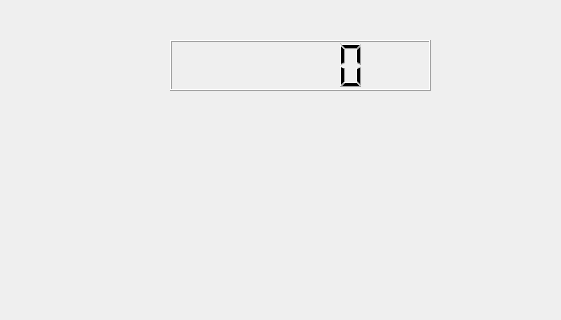
First picture: the form in mainwindow.ui, repository dermesser/StockGame, before the edit; both pictures show x 280 to 841 and y 0 to 320 of the 1095 by 488 pixel window.
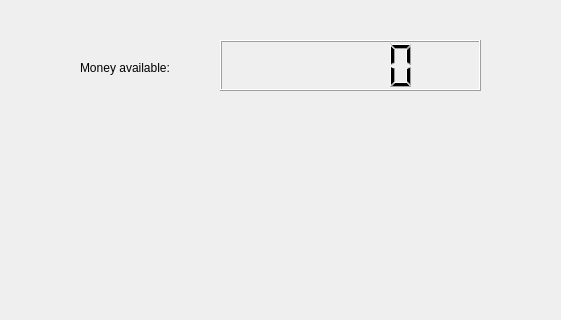
Second picture: the form after the edit. Custom widgets are drawn as their Qt base class.

Commit message: Fixed bug; could not sell shares down to 0

What changed in the file:
```diff
--- a/mainwindow.ui
+++ b/mainwindow.ui
@@ -27,7 +27,7 @@
    <widget class="QLCDNumber" name="lcdMoney">
     <property name="geometry">
      <rect>
-      <x>450</x>
+      <x>500</x>
       <y>40</y>
       <width>261</width>
       <height>51</height>
@@ -44,6 +44,19 @@
      </rect>
     </property>
    </widget>
+   <widget class="QLabel" name="label">
+    <property name="geometry">
+     <rect>
+      <x>360</x>
+      <y>60</y>
+      <width>121</width>
+      <height>16</height>
+     </rect>
+    </property>
+    <property name="text">
+     <string>Money available:</string>
+    </property>
+   </widget>
   </widget>
   <widget class="QStatusBar" name="statusBar"/>
  </widget>
```
The commit also changes 1 other file.
